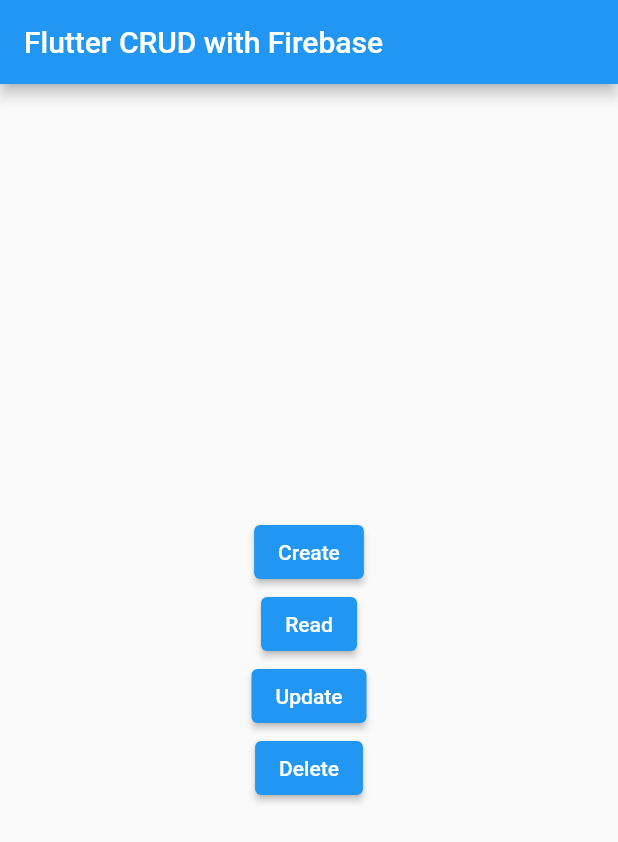
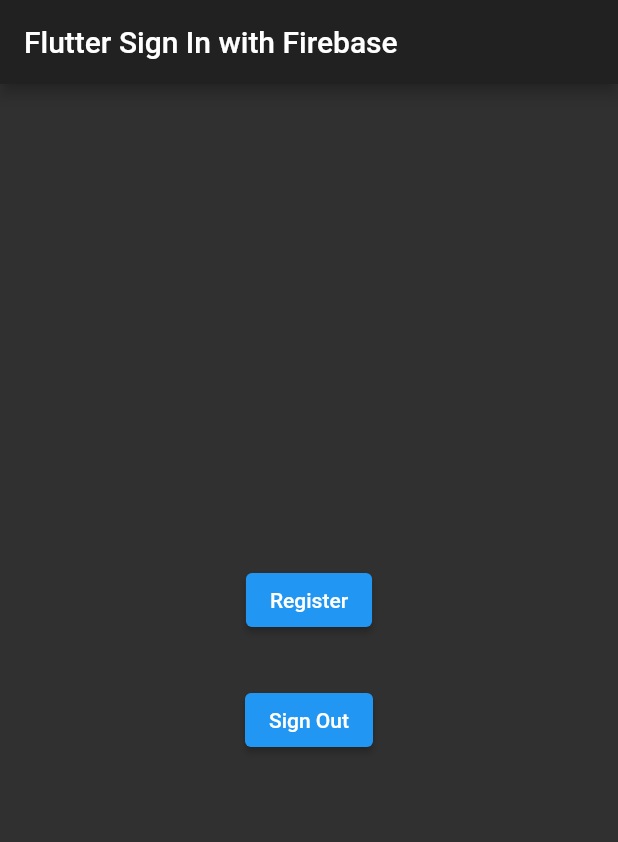
Before and after one commit to asmyio/sfa, a Flutter app: the screen it shows after launch, on a phone screen of 412 x 824 dp. Shown: the top 842 px of the screen. Run offline on Flutter 3.47's test engine with Material 2 defaults, Android fonts, the phone set to English and light mode, and no system bars; our stand-ins replace cloud_firestore, firebase_auth, firebase_core; accounts and stored records are empty.

Commit message:
adding some files

```diff
--- a/lib/main.dart
+++ b/lib/main.dart
@@ -1,20 +1,26 @@
 // simple login and logout w/ username and password
 import 'package:firebase_core/firebase_core.dart';
 import 'package:flutter/material.dart';
-import 'firebase_CRUD/crud.dart';
+import 'page/crud.dart';
+import 'page/auth.dart';
 
 void main() async {
+  // initiate Firebase liddis
   WidgetsFlutterBinding.ensureInitialized();
   await Firebase.initializeApp();
-  runApp(MyApp());
+  // that's all
+  runApp(
+    LeApp(),
+  );
 }
 
-class MyApp extends StatelessWidget {
+class LeApp extends StatelessWidget {
   // This widget is the root of your application.
   @override
   Widget build(BuildContext context) {
     return MaterialApp(
-      home: MyHomePage(),
+      theme: ThemeData.dark(),
+      home: AuthPage(),
     );
   }
 }
--- /dev/null
+++ b/lib/page/auth.dart
@@ -0,0 +1,47 @@
+import 'package:flutter/material.dart';
+import 'package:firebase_auth/firebase_auth.dart';
+import 'package:sfa/page/login.dart';
+import 'register.dart';
+
+class AuthPage extends StatefulWidget {
+  @override
+  _AuthPageState createState() => _AuthPageState();
+}
+
+class _AuthPageState extends State<AuthPage> {
+  final FirebaseAuth auth = FirebaseAuth.instance;
+
+  // Navigates to a new page
+  void _pushPage(BuildContext context, Widget page) {
+    Navigator.of(context) /*!*/ .push(
+      MaterialPageRoute<void>(builder: (_) => page),
+    );
+  }
+
+  @override
+  Widget build(BuildContext context) {
+    return Scaffold(
+      appBar: AppBar(
+        title: Text("Flutter Sign In with Firebase"),
+      ),
+      body: Column(
+        crossAxisAlignment: CrossAxisAlignment.start,
+        mainAxisAlignment: MainAxisAlignment.center,
+        children: <Widget>[
+          Container(
+              padding: const EdgeInsets.all(16),
+              alignment: Alignment.center,
+              child: ElevatedButton(
+                  onPressed: () => _pushPage(context, RegisterPage()),
+                  child: Text("Register"))),
+          Container(
+              padding: const EdgeInsets.all(16),
+              alignment: Alignment.center,
+              child: ElevatedButton(
+                  onPressed: () => _pushPage(context, SignInPage()),
+                  child: Text("Sign Out"))),
+        ],
+      ),
+    );
+  }
+}
--- a/lib/firebase_CRUD/crud.dart
+++ b/lib/page/crud.dart
@@ -1,12 +1,12 @@
 import 'package:flutter/material.dart';
 import 'package:cloud_firestore/cloud_firestore.dart';
 
-class MyHomePage extends StatefulWidget {
+class CrudPage extends StatefulWidget {
   @override
-  _MyHomePageState createState() => _MyHomePageState();
+  _CrudPageState createState() => _CrudPageState();
 }
 
-class _MyHomePageState extends State<MyHomePage> {
+class _CrudPageState extends State<CrudPage> {
   final FirebaseFirestore firestore = FirebaseFirestore.instance;
   void _create() async {
     try {
--- a/pubspec.yaml
+++ b/pubspec.yaml
@@ -19,6 +19,7 @@ dependencies:
   cupertino_icons: ^1.0.2
   firebase_core: ^1.0.1
   cloud_firestore: ^1.0.1
+  firebase_auth: ^1.0.1
 
 dev_dependencies:
 
```
Also changed, not shown: lib/page/login.dart (added, +145 -0 lines), lib/page/register.dart (added, +106 -0 lines), pubspec.lock, 1 other file.
